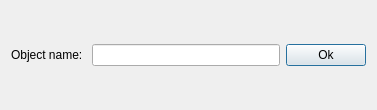
Before: the Qt Designer form src/newobjectdialog.ui in adria-gallart/3d_annotation_tool, drawn with Qt 5.
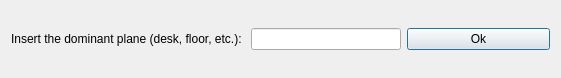
After: the same form once the commit is applied.

Commit message: Add the possibility to consider other scenarios different than only desk types. Remove the enable/disable of the actions.

Diff of the .ui file:
```diff
--- a/src/newobjectdialog.ui
+++ b/src/newobjectdialog.ui
@@ -6,8 +6,8 @@
    <rect>
     <x>0</x>
     <y>0</y>
-    <width>377</width>
-    <height>110</height>
+    <width>561</width>
+    <height>78</height>
    </rect>
   </property>
   <property name="windowTitle">
@@ -19,12 +19,25 @@
      <item>
       <widget class="QLabel" name="label">
        <property name="text">
-        <string>Object name: </string>
+        <string>Insert the dominant plane (desk, floor, etc.): </string>
        </property>
       </widget>
      </item>
      <item>
-      <widget class="QLineEdit" name="lineEdit"/>
+      <widget class="QLineEdit" name="lineEdit">
+       <property name="minimumSize">
+        <size>
+         <width>150</width>
+         <height>0</height>
+        </size>
+       </property>
+       <property name="maximumSize">
+        <size>
+         <width>150</width>
+         <height>16777215</height>
+        </size>
+       </property>
+      </widget>
      </item>
      <item>
       <widget class="QPushButton" name="insert">
```
The commit also changes 5 other files.
